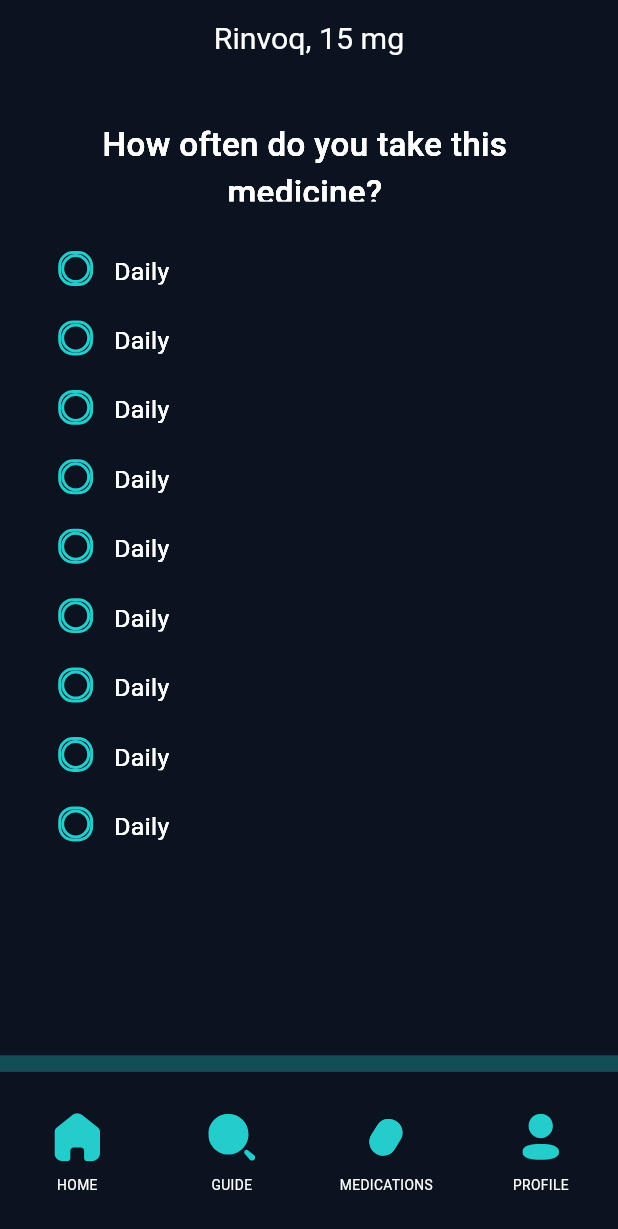
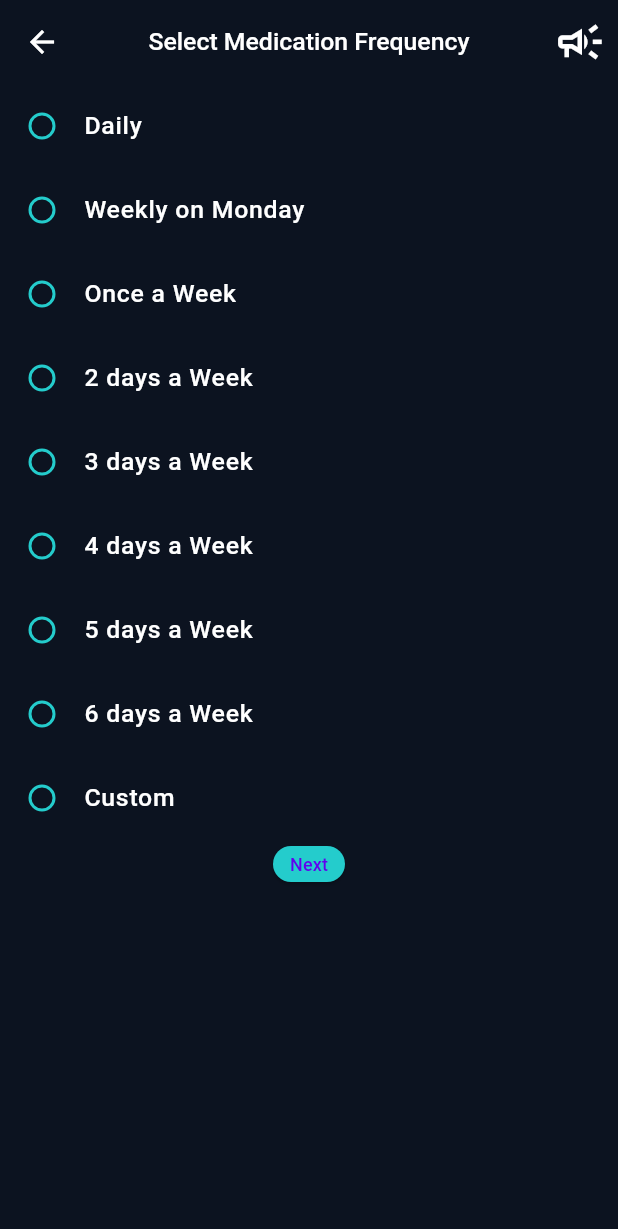
Before and after one commit to ElGreKost/PillMate, a Flutter app: the AppNavigationScreen screen opened by its route, after a tap on "Frequency", on a phone screen of 412 x 824 dp. Shown: the top 1229 px of the screen. Run offline on Flutter 3.47's test engine with Material 3 defaults, Android fonts, the phone set to English and light mode, and no system bars; our stand-ins replace cached_network_image, calendar_date_picker2, flutter_svg, google_nav_bar, line_icons.

Commit message:
extra UI pages for freq, days, and another one

```diff
--- /dev/null
+++ b/pillmate-v1.0.2/devtools_options.yaml
@@ -0,0 +1,2 @@
+extensions:
+  - provider: true
--- a/pillmate-v1.0.2/lib/presentation/chooseday_screen/chooseday_screen.dart
+++ b/pillmate-v1.0.2/lib/presentation/chooseday_screen/chooseday_screen.dart
@@ -8,7 +8,7 @@ import 'widgets/chooseday_item_widget.dart';
 import 'package:pillmate/widgets/custom_bottom_bar.dart';
 import 'package:flutter/material.dart';
 import 'package:pillmate/core/app_export.dart';
-
+// todo this is not the choose day screen xD
 // ignore_for_file: must_be_immutable
 class ChoosedayScreen extends StatelessWidget {
   ChoosedayScreen({Key? key}) : super(key: key);
@@ -180,6 +180,6 @@ class ChoosedayScreen extends StatelessWidget {
 
   /// Navigates to the iphone11ProMaxFourteenScreen when the action is triggered.
   onTapView(BuildContext context) {
-    Navigator.pushNamed(context, AppRoutes.iphone11ProMaxFourteenScreen);
+    Navigator.pushNamed(context, AppRoutes.selectDayScreen);
   }
 }
--- a/pillmate-v1.0.2/lib/presentation/frequency_screen/frequency_screen.dart
+++ /dev/null
@@ -1,165 +0,0 @@
-import 'package:pillmate/presentation/homescreen_page/homescreen_page.dart';
-import 'package:pillmate/presentation/iphone_11_pro_max_twentysix_page/iphone_11_pro_max_twentysix_page.dart';
-import 'package:pillmate/widgets/app_bar/custom_app_bar.dart';
-import 'package:pillmate/widgets/app_bar/appbar_leading_iconbutton.dart';
-import 'package:pillmate/widgets/app_bar/appbar_title.dart';
-import 'package:pillmate/widgets/app_bar/appbar_trailing_image.dart';
-import 'widgets/frequency_item_widget.dart';
-import 'package:pillmate/widgets/custom_bottom_bar.dart';
-import 'package:flutter/material.dart';
-import 'package:pillmate/core/app_export.dart';
-
-// ignore_for_file: must_be_immutable
-class FrequencyScreen extends StatelessWidget {
-  FrequencyScreen({Key? key}) : super(key: key);
-
-  GlobalKey<NavigatorState> navigatorKey = GlobalKey();
-
-  @override
-  Widget build(BuildContext context) {
-    return SafeArea(
-        child: Scaffold(
-            appBar: _buildAppBar(context),
-            body: Container(
-                width: double.maxFinite,
-                padding: EdgeInsets.symmetric(horizontal: 13.h, vertical: 29.v),
-                child: Column(
-                    crossAxisAlignment: CrossAxisAlignment.start,
-                    children: [
-                      _buildArrowDown(context),
-                      SizedBox(height: 35.v),
-                      _buildFrequency(context)
-                    ])),
-            bottomNavigationBar: _buildBottomBar(context)));
-  }
-
-  /// Section Widget
-  PreferredSizeWidget _buildAppBar(BuildContext context) {
-    return CustomAppBar(
-        leadingWidth: 58.h,
-        leading: AppbarLeadingIconbutton(
-            imagePath: ImageConstant.imgMegaphone,
-            margin: EdgeInsets.only(left: 30.h, top: 11.v, bottom: 13.v),
-            onTap: () {
-              onTapMegaphone(context);
-            }),
-        centerTitle: true,
-        title: AppbarTitle(text: "Rinvoq, 15 mg"),
-        actions: [
-          AppbarTrailingImage(
-              imagePath: ImageConstant.imgUser,
-              margin: EdgeInsets.fromLTRB(27.h, 18.v, 27.h, 13.v))
-        ]);
-  }
-
-  /// Section Widget
-  Widget _buildArrowDown(BuildContext context) {
-    return Padding(
-        padding: EdgeInsets.only(right: 49.h),
-        child: Row(crossAxisAlignment: CrossAxisAlignment.start, children: [
-          Container(
-              height: 36.adaptSize,
-              width: 36.adaptSize,
-              margin: EdgeInsets.only(bottom: 26.v),
-              child: Stack(alignment: Alignment.center, children: [
-                CustomImageView(
-                    imagePath: ImageConstant.imgArrowDown,
-                    height: 36.adaptSize,
-                    width: 36.adaptSize,
-                    alignment: Alignment.center),
-                CustomImageView(
-                    imagePath: ImageConstant.imgArrowDown,
-                    height: 36.adaptSize,
-                    width: 36.adaptSize,
-                    alignment: Alignment.center)
-              ])),
-          Container(
-              height: 58.v,
-              width: 286.h,
-              margin: EdgeInsets.only(left: 15.h, top: 3.v),
-              child: Stack(alignment: Alignment.center, children: [
-                Align(
-                    alignment: Alignment.center,
-                    child: SizedBox(
-                        width: 286.h,
-                        child: Text("How often do you take this medicine?",
-                            maxLines: 2,
-                            overflow: TextOverflow.ellipsis,
-                            textAlign: TextAlign.center,
-                            style: theme.textTheme.headlineSmall))),
-                Align(
-                    alignment: Alignment.center,
-                    child: SizedBox(
-                        width: 286.h,
-                        child: Text("How often do you take this medicine?",
-                            maxLines: 2,
-                            overflow: TextOverflow.ellipsis,
-                            textAlign: TextAlign.center,
-                            style: theme.textTheme.headlineSmall)))
-              ]))
-        ]));
-  }
-
-  /// Section Widget
-  Widget _buildFrequency(BuildContext context) {
-    return Padding(
-        padding: EdgeInsets.only(left: 26.h, right: 209.h),
-        child: ListView.separated(
-            physics: NeverScrollableScrollPhysics(),
-            shrinkWrap: true,
-            separatorBuilder: (context, index) {
-              return SizedBox(height: 24.v);
-            },
-            itemCount: 9,
-            itemBuilder: (context, index) {
-              return FrequencyItemWidget(onTapView: () {
-                onTapView(context);
-              });
-            }));
-  }
-
-  /// Section Widget
-  Widget _buildBottomBar(BuildContext context) {
-    return CustomBottomBar(onChanged: (BottomBarEnum type) {
-      Navigator.pushNamed(navigatorKey.currentContext!, getCurrentRoute(type));
-    });
-  }
-
-  ///Handling route based on bottom click actions
-  String getCurrentRoute(BottomBarEnum type) {
-    switch (type) {
-      case BottomBarEnum.Home:
-        return AppRoutes.homescreenPage;
-      case BottomBarEnum.Guide:
-        return "/";
-      case BottomBarEnum.Medications:
-        return AppRoutes.iphone11ProMaxTwentysixPage;
-      case BottomBarEnum.Profile:
-        return "/";
-      default:
-        return "/";
-    }
-  }
-
-  ///Handling page based on route
-  Widget getCurrentPage(String currentRoute) {
-    switch (currentRoute) {
-      case AppRoutes.homescreenPage:
-        return HomescreenPage();
-      case AppRoutes.iphone11ProMaxTwentysixPage:
-        return Iphone11ProMaxTwentysixPage();
-      default:
-        return DefaultWidget();
-    }
-  }
-
-  /// Navigates to the settingsScreen when the action is triggered.
-  onTapMegaphone(BuildContext context) {
-    Navigator.pushNamed(context, AppRoutes.settingsScreen);
-  }
-
-  /// Navigates to the iphone11ProMaxThirteenScreen when the action is triggered.
-  onTapView(BuildContext context) {
-    Navigator.pushNamed(context, AppRoutes.iphone11ProMaxThirteenScreen);
-  }
-}
--- a/pillmate-v1.0.2/lib/presentation/homescreen_page/homescreen_page.dart
+++ b/pillmate-v1.0.2/lib/presentation/homescreen_page/homescreen_page.dart
@@ -43,9 +43,7 @@ class HomescreenPage extends StatelessWidget {
           ])),
       bottomNavigationBar: GNavWidget(),
       floatingActionButton: FloatingActionButton(
-        onPressed: () {
-          // Implement button to add pill
-        },
+        onPressed: () => Navigator.pushNamed(context, AppRoutes.selectDayScreen),
         child: Icon(Icons.add, color: Colors.white, size: 35.v),
         backgroundColor: appTheme.cyan400,
 
--- a/pillmate-v1.0.2/lib/presentation/homescreen_page/widgets/eventlist_item_widget.dart
+++ b/pillmate-v1.0.2/lib/presentation/homescreen_page/widgets/eventlist_item_widget.dart
@@ -16,8 +16,8 @@ class _EventlistItemWidgetState extends State<EventlistItemWidget> {
   String pillName = "Acetaminophen";
 
   double calculateFillRatio() {
-    final DateTime now = DateTime.now();
-    scheduledTime = DateTime(now.year, now.month, now.day, 6, 0);
+    final DateTime now = DateTime.now();// todo fix it
+    scheduledTime = DateTime(now.year, now.month, now.day, 17, 0);
     final DateTime startTime = scheduledTime.subtract(Duration(hours: 12)); // 12 hours before the scheduled time
 
     if (now.isBefore(startTime)) {
--- a/pillmate-v1.0.2/lib/presentation/iphone_11_pro_max_sixteen_screen/iphone_11_pro_max_sixteen_screen.dart
+++ b/pillmate-v1.0.2/lib/presentation/iphone_11_pro_max_sixteen_screen/iphone_11_pro_max_sixteen_screen.dart
@@ -236,7 +236,7 @@ class Iphone11ProMaxSixteenScreen extends StatelessWidget {
 
   /// Navigates to the iphone11ProMaxFourteenScreen when the action is triggered.
   onTapImgArrowDown(BuildContext context) {
-    Navigator.pushNamed(context, AppRoutes.iphone11ProMaxFourteenScreen);
+    Navigator.pushNamed(context, AppRoutes.selectDayScreen);
   }
 
   /// Navigates to the settimeScreen when the action is triggered.
--- a/pillmate-v1.0.2/lib/presentation/iphone_11_pro_max_thirteen_screen/iphone_11_pro_max_thirteen_screen.dart
+++ b/pillmate-v1.0.2/lib/presentation/iphone_11_pro_max_thirteen_screen/iphone_11_pro_max_thirteen_screen.dart
@@ -229,6 +229,6 @@ class Iphone11ProMaxThirteenScreen extends StatelessWidget {
 
   /// Navigates to the choosedayScreen when the action is triggered.
   onTapNext(BuildContext context) {
-    Navigator.pushNamed(context, AppRoutes.choosedayScreen);
+    Navigator.pushNamed(context, AppRoutes.chooseDayScreen);
   }
 }
--- a/pillmate-v1.0.2/lib/presentation/iphone_11_pro_max_three_screen/iphone_11_pro_max_three_screen.dart
+++ b/pillmate-v1.0.2/lib/presentation/iphone_11_pro_max_three_screen/iphone_11_pro_max_three_screen.dart
@@ -177,7 +177,7 @@ class Iphone11ProMaxThreeScreen extends StatelessWidget {
 
   /// Navigates to the homescreenContainerScreen when the action is triggered.
   onTapImgArrowDown(BuildContext context) {
-    Navigator.pushNamed(context, AppRoutes.homescreenContainerScreen);
+    Navigator.pushNamed(context, AppRoutes.homescreenPage);
   }
 
   /// Navigates to the iphone11ProMaxFiveScreen when the action is triggered.
--- /dev/null
+++ b/pillmate-v1.0.2/lib/presentation/select_frequency_screen/select_frequency_screen.dart
@@ -0,0 +1,75 @@
+import 'package:flutter/material.dart';
+import 'package:intl/intl.dart';
+import 'package:pillmate/core/app_export.dart';
+
+import '../pickaudio_screen/pickaudio_screen.dart';
+
+class SelectFrequencyScreen extends StatefulWidget {
+  SelectFrequencyScreen({Key? key}) : super(key: key);
+
+  @override
+  _SelectFrequencyScreenState createState() => _SelectFrequencyScreenState();
+}
+
+class _SelectFrequencyScreenState extends State<SelectFrequencyScreen> {
+  String? _selectedMedicationType;
+  final String _currentDay = DateFormat('EEEE').format(DateTime.now());
+
+  @override
+  Widget build(BuildContext context) {
+    List<String> repeatPatterns = [
+      'Daily',
+      'Weekly on $_currentDay',
+      'Once a Week',
+      '2 days a Week',
+      '3 days a Week',
+      '4 days a Week',
+      '5 days a Week',
+      '6 days a Week',
+      'Custom',
+    ];
+
+    return SafeArea(
+      child: Scaffold(
+        appBar: AppBar(
+          leading: IconButton(
+              icon: Icon(Icons.arrow_back, color: appTheme.whiteA700), onPressed: () => Navigator.pop(context)),
+          backgroundColor: Colors.transparent,
+          title: Text("Select Medication Frequency", style: theme.textTheme.titleMedium),
+          centerTitle: true,
+          actions: [
+            IconButton(
+                onPressed: () => showModalBottomSheet(
+                    context: context,
+                    useSafeArea: false,
+                    backgroundColor: Colors.transparent,
+                    builder: (BuildContext context) => SizedBox(height: 340.h, child: AudioBottomSheet())),
+                icon: Icon(Icons.campaign_outlined, color: appTheme.whiteA700, size: 35.h))
+          ],
+        ),
+        body: ListView(
+          children: [
+            ...repeatPatterns
+                .map((type) => RadioListTile<String>(
+                      title: Text(type, style: theme.textTheme.titleMedium),
+                      value: type,
+                      fillColor: MaterialStateColor.resolveWith((states) => appTheme.cyan400),
+                      groupValue: _selectedMedicationType,
+                      onChanged: (value) => setState(() => _selectedMedicationType = value),
+                    ))
+                .toList(),
+            Center(
+              child: ElevatedButton(
+                onPressed: () {
+                  print('Selected medication type: $_selectedMedicationType');
+                  Navigator.pushNamed(context, AppRoutes.selectFrequencyScreen);
+                },
+                child: Text('Next'),
+              ),
+            ),
+          ],
+        ),
+      ),
+    );
+  }
+}
--- a/pillmate-v1.0.2/lib/routes/app_routes.dart
+++ b/pillmate-v1.0.2/lib/routes/app_routes.dart
@@ -1,12 +1,12 @@
 import 'package:flutter/material.dart';
 import 'package:pillmate/presentation/homescreen_page/homescreen_page.dart';
 import '../presentation/experimenting.dart';
-import '../presentation/homescreen_container_screen/homescreen_container_screen.dart';
 import '../presentation/addmedication_screen/addmedication_screen.dart';
 import '../presentation/iphone_11_pro_max_three_screen/iphone_11_pro_max_three_screen.dart';
-import '../presentation/iphone_11_pro_max_five_screen/iphone_11_pro_max_five_screen.dart';
-import '../presentation/frequency_screen/frequency_screen.dart';
+import '../presentation/rinoq/iphone_11_pro_max_five_screen.dart';
+import '../presentation/select_frequency_screen/select_frequency_screen.dart';
 import '../presentation/chooseday_screen/chooseday_screen.dart';
+import '../presentation/select_medication_type_screen/select_medication_type_screen.dart';
 import '../presentation/timeofday_screen/timeofday_screen.dart';
 import '../presentation/settime_screen/settime_screen.dart';
 import '../presentation/addpill_screen/addpill_screen.dart';
@@ -14,13 +14,11 @@ import '../presentation/iphone_11_pro_max_thirty_screen/iphone_11_pro_max_thirty
 import '../presentation/iphone_11_pro_max_thirteen_screen/iphone_11_pro_max_thirteen_screen.dart';
 import '../presentation/settings_screen/settings_screen.dart';
 import '../presentation/iphone_11_pro_max_six_screen/iphone_11_pro_max_six_screen.dart';
-import '../presentation/iphone_11_pro_max_fourteen_screen/iphone_11_pro_max_fourteen_screen.dart';
+import '../presentation/select_day_screen/select_day_screen.dart';
 import '../presentation/iphone_11_pro_max_sixteen_screen/iphone_11_pro_max_sixteen_screen.dart';
 import '../presentation/app_navigation_screen/app_navigation_screen.dart';
 
 class AppRoutes {
-  static const String homescreenContainerScreen = '/homescreen_container_screen';
-
   static const String homescreenPage = '/homescreen_page';
 
   static const String addmedicationScreen = '/addmedication_screen';
@@ -29,9 +27,9 @@ class AppRoutes {
 
   static const String iphone11ProMaxFiveScreen = '/iphone_11_pro_max_five_screen';
 
-  static const String frequencyScreen = '/frequency_screen';
+  static const String selectFrequencyScreen = '/select_frequency_screen';
 
-  static const String choosedayScreen = '/chooseday_screen';
+  static const String chooseDayScreen = '/choose_day_screen';
 
   static const String timeofdayScreen = '/timeofday_screen';
 
@@ -49,7 +47,9 @@ class AppRoutes {
 
   static const String iphone11ProMaxSixScreen = '/iphone_11_pro_max_six_screen';
 
-  static const String iphone11ProMaxFourteenScreen = '/iphone_11_pro_max_fourteen_screen';
+  static const String selectDayScreen = '/select_day_screen';
+
+  static const String selectMedicationTypeScreen = '/select_medication_type_screen';
 
   static const String iphone11ProMaxSixteenScreen = '/iphone_11_pro_max_sixteen_screen';
 
@@ -58,13 +58,13 @@ class AppRoutes {
   static const String experimentingScreen = '/experimenting';
 
   static Map<String, WidgetBuilder> routes = {
-    homescreenContainerScreen: (context) => HomescreenContainerScreen(),
     homescreenPage: (context) => HomescreenPage(),
     addmedicationScreen: (context) => AddmedicationScreen(),
+    selectMedicationTypeScreen: (context) => SelectMedicationTypeScreen(),
     iphone11ProMaxThreeScreen: (context) => Iphone11ProMaxThreeScreen(),
     iphone11ProMaxFiveScreen: (context) => Iphone11ProMaxFiveScreen(),
-    frequencyScreen: (context) => FrequencyScreen(),
-    choosedayScreen: (context) => ChoosedayScreen(),
+    selectFrequencyScreen: (context) => SelectFrequencyScreen(),
+    chooseDayScreen: (context) => ChoosedayScreen(),
     timeofdayScreen: (context) => TimeofdayScreen(),
     settimeScreen: (context) => SettimeScreen(),
     addpillScreen: (context) => AddpillScreen(),
@@ -72,7 +72,7 @@ class AppRoutes {
     iphone11ProMaxThirteenScreen: (context) => Iphone11ProMaxThirteenScreen(),
     settingsScreen: (context) => SettingsScreen(),
     iphone11ProMaxSixScreen: (context) => Iphone11ProMaxSixScreen(),
-    iphone11ProMaxFourteenScreen: (context) => Iphone11ProMaxFourteenScreen(),
+    selectDayScreen: (context) => SelectDayScreen(),
     iphone11ProMaxSixteenScreen: (context) => Iphone11ProMaxSixteenScreen(),
     appNavigationScreen: (context) => AppNavigationScreen(),
     experimentingScreen: (context) => ExperimentingScreen(),
```
Also changed, not shown: pillmate-v1.0.2/lib/presentation/app_navigation_screen/app_navigation_screen.dart (+4 -4 lines), pillmate-v1.0.2/lib/presentation/homescreen_container_screen/homescreen_container_screen.dart (deleted, +0 -56 lines), pillmate-v1.0.2/lib/presentation/iphone_11_pro_max_fourteen_screen/iphone_11_pro_max_fourteen_screen.dart (deleted, +0 -222 lines), pillmate-v1.0.2/lib/presentation/select_day_screen/select_day_screen.dart (added, +79 -0 lines), pillmate-v1.0.2/lib/presentation/select_medication_type_screen/select_medication_type_screen.dart (added, +75 -0 lines), pillmate-v1.0.2/lib/presentation/rinoq/iphone_11_pro_max_five_screen.dart (renamed from pillmate-v1.0.2/lib/presentation/iphone_11_pro_max_five_screen/iphone_11_pro_max_five_screen.dart), pillmate-v1.0.2/lib/presentation/rinoq/widgets/view_item_widget.dart (renamed from pillmate-v1.0.2/lib/presentation/iphone_11_pro_max_five_screen/widgets/view_item_widget.dart), pillmate-v1.0.2/lib/presentation/select_frequency_screen/widgets/frequency_item_widget.dart (renamed from pillmate-v1.0.2/lib/presentation/frequency_screen/widgets/frequency_item_widget.dart).
